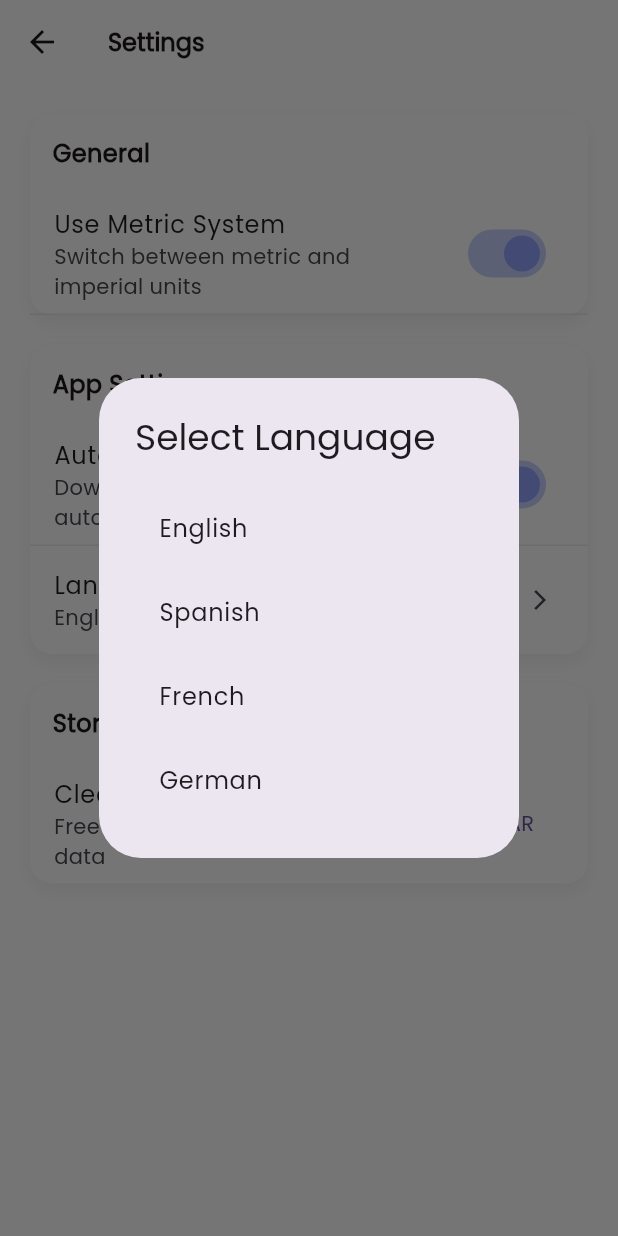
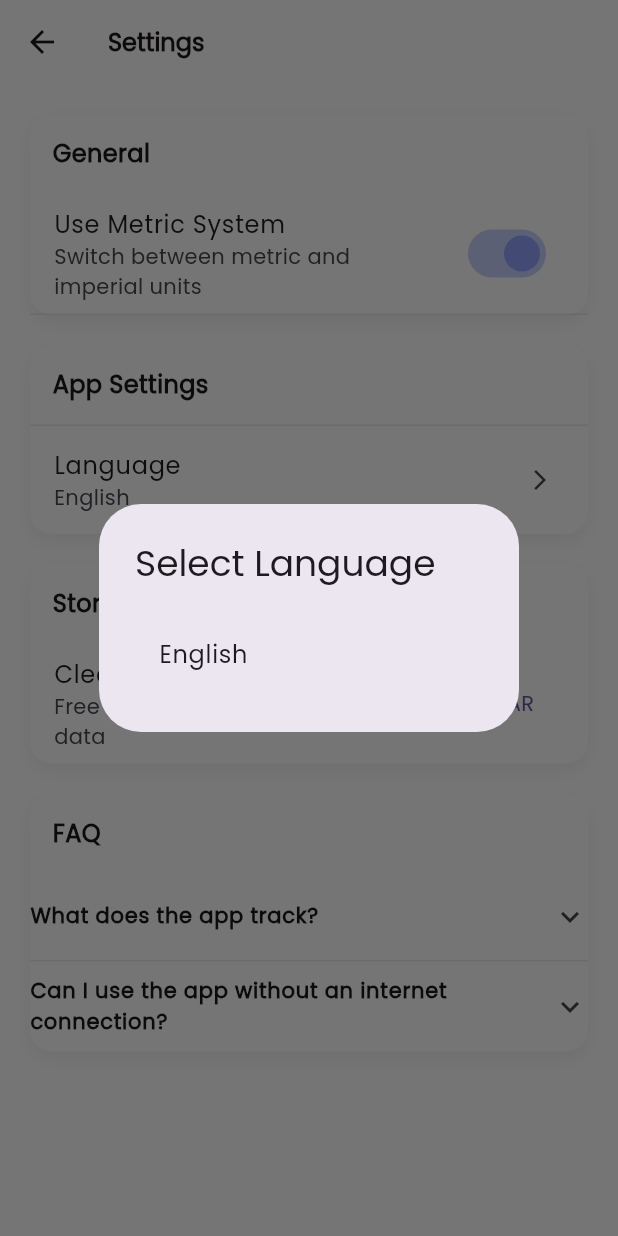
Before and after one commit to Hedgie06/fitnessapp, a Flutter app: the SettingsScreen screen opened by its route, after a tap on "Language", on a phone screen of 412 x 824 dp. Run offline on Flutter 3.47's test engine with Material 3 defaults, Android fonts, the light colour scheme and no system bars; our stand-ins replace animated_toggle_switch, cached_network_image, cloud_firestore, connectivity_plus, firebase_auth, firebase_core and 7 more; missing offline and left inert: dotted_dashed_line, simple_animation_progress_bar, universal_html; accounts and stored records are empty.

Commit message:
remove auto download and language selection, add FAQ

```diff
--- a/fitnessapp_sse3401-main/lib/view/profile/settings_screen.dart
+++ b/fitnessapp_sse3401-main/lib/view/profile/settings_screen.dart
@@ -57,7 +57,7 @@ class _SettingsScreenState extends State<SettingsScreen> {
         ),
       ),
       leading: IconButton(
-          icon: Icon(Icons.arrow_back, color: AppColors.blackColor),
+        icon: const Icon(Icons.arrow_back, color: AppColors.blackColor),
         onPressed: () => Navigator.pop(context),
       ),
     ),
@@ -83,26 +83,19 @@ class _SettingsScreenState extends State<SettingsScreen> {
               _buildDivider(),
             ],
           ),
+
           const SizedBox(height: 20),
+
           _buildSection(
             title: "App Settings",
             children: [
-                _buildSwitchTile(
-                  title: "Auto-download Workouts",
-                  subtitle: "Download workout content automatically",
-                  value: autoDownload,
-                  onChanged: (value) {
-                    setState(() {
-                      autoDownload = value;
-                      _saveSettings();
-                    });
-                  },
-                ),
               _buildDivider(),
               _buildLanguageSelector(),
             ],
           ),
+
           const SizedBox(height: 20),
+
           _buildSection(
             title: "Storage",
             children: [
@@ -111,7 +104,6 @@ class _SettingsScreenState extends State<SettingsScreen> {
                 subtitle: const Text("Free up space by clearing cached data"),
                 trailing: TextButton(
                   onPressed: () {
-                      // Show confirmation dialog
                     showDialog(
                       context: context,
                       builder: (context) => AlertDialog(
@@ -124,7 +116,6 @@ class _SettingsScreenState extends State<SettingsScreen> {
                           ),
                           TextButton(
                             onPressed: () {
-                                // Implement cache clearing logic
                               Navigator.pop(context);
                               ScaffoldMessenger.of(context).showSnackBar(
                                 const SnackBar(content: Text("Cache cleared")),
@@ -141,9 +132,50 @@ class _SettingsScreenState extends State<SettingsScreen> {
               ),
             ],
           ),
+
+          const SizedBox(height: 20),
+
+          _buildSection(
+            title: "FAQ",
+            children: [
+              _buildFAQItem(
+                "What does the app track?",
+                "The app tracks your daily activity including steps, calories burned, water intake, and sleep duration.",
+              ),
+              _buildDivider(),
+              _buildFAQItem(
+                "Can I use the app without an internet connection?",
+                "Yes, you can use the basic features offline. However, syncing and cloud backup require an internet connection.",
+              ),
+            ],
+          ),
         ],
       ),
     ),
+  );
+}
+
+Widget _buildFAQItem(String question, String answer) {
+  return ExpansionTile(
+    tilePadding: EdgeInsets.zero,
+    childrenPadding: const EdgeInsets.symmetric(horizontal: 8, vertical: 4),
+    title: Text(
+      question,
+      style: const TextStyle(
+        fontSize: 14,
+        fontWeight: FontWeight.w600,
+        color: AppColors.blackColor,
+      ),
+    ),
+    children: [
+      Text(
+        answer,
+        style: const TextStyle(
+          fontSize: 14,
+          color: Colors.black87,
+        ),
+      ),
+    ],
   );
 }
 
@@ -217,9 +249,6 @@ class _SettingsScreenState extends State<SettingsScreen> {
               mainAxisSize: MainAxisSize.min,
               children: [
                 "English",
-                "Spanish",
-                "French",
-                "German"
               ].map((language) => ListTile(
                 title: Text(language),
                 onTap: () {
```
Lines whose indentation alone changed are shown as unchanged.
